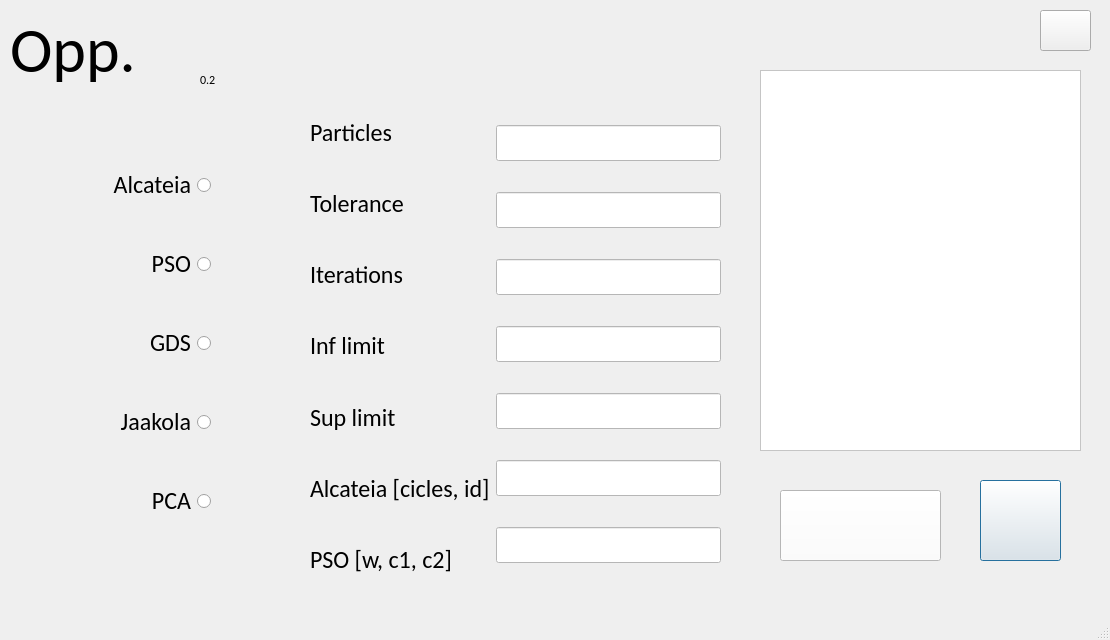
This is opp_gui.ui in LukeKort/Opp as Qt 5 draws it before an edit. The edited form follows.
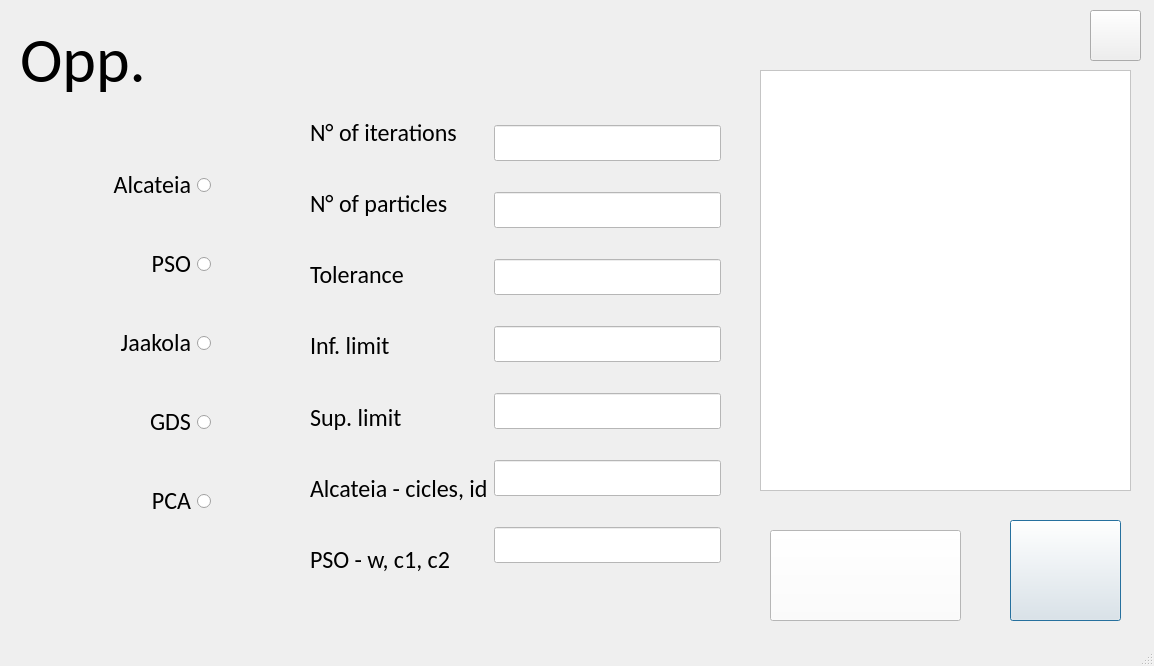
This is the edited form. Icons and pictures are not drawn.

Patch:
```diff
--- a/opp_gui.ui
+++ b/opp_gui.ui
@@ -9,22 +9,10 @@
    <rect>
     <x>0</x>
     <y>0</y>
-    <width>1110</width>
-    <height>640</height>
+    <width>1154</width>
+    <height>666</height>
    </rect>
   </property>
-  <property name="minimumSize">
-   <size>
-    <width>1110</width>
-    <height>640</height>
-   </size>
-  </property>
-  <property name="maximumSize">
-   <size>
-    <width>1110</width>
-    <height>640</height>
-   </size>
-  </property>
   <property name="windowTitle">
    <string>MainWindow</string>
   </property>
@@ -35,8 +23,8 @@
    <widget class="QLabel" name="Opp_title">
     <property name="geometry">
      <rect>
-      <x>10</x>
-      <y>-10</y>
+      <x>20</x>
+      <y>0</y>
       <width>181</width>
       <height>121</height>
      </rect>
@@ -56,10 +44,10 @@
    <widget class="QPushButton" name="help_button">
     <property name="geometry">
      <rect>
-      <x>1040</x>
+      <x>1090</x>
       <y>10</y>
       <width>51</width>
-      <height>41</height>
+      <height>51</height>
      </rect>
     </property>
     <property name="styleSheet">
@@ -74,8 +62,8 @@
      <rect>
       <x>760</x>
       <y>70</y>
-      <width>321</width>
-      <height>381</height>
+      <width>371</width>
+      <height>421</height>
      </rect>
     </property>
     <property name="styleSheet">
@@ -85,10 +73,10 @@
    <widget class="QPushButton" name="edit_function_button">
     <property name="geometry">
      <rect>
-      <x>780</x>
-      <y>490</y>
-      <width>161</width>
-      <height>71</height>
+      <x>770</x>
+      <y>530</y>
+      <width>191</width>
+      <height>91</height>
      </rect>
     </property>
     <property name="acceptDrops">
@@ -105,10 +93,10 @@
    <widget class="QPushButton" name="play_button">
     <property name="geometry">
      <rect>
-      <x>980</x>
-      <y>480</y>
-      <width>81</width>
-      <height>81</height>
+      <x>1010</x>
+      <y>520</y>
+      <width>111</width>
+      <height>101</height>
      </rect>
     </property>
     <property name="mouseTracking">
@@ -187,28 +175,6 @@
        </property>
       </widget>
      </item>
-     <item>
-      <widget class="QRadioButton" name="grad_desc_stoc">
-       <property name="font">
-        <font>
-         <family>Calibri</family>
-         <pointsize>18</pointsize>
-        </font>
-       </property>
-       <property name="acceptDrops">
-        <bool>false</bool>
-       </property>
-       <property name="layoutDirection">
-        <enum>Qt::RightToLeft</enum>
-       </property>
-       <property name="text">
-        <string>GDS</string>
-       </property>
-       <property name="autoExclusive">
-        <bool>false</bool>
-       </property>
-      </widget>
-     </item>
      <item>
       <widget class="QRadioButton" name="jaakola">
        <property name="font">
@@ -231,6 +197,28 @@
        </property>
       </widget>
      </item>
+     <item>
+      <widget class="QRadioButton" name="grad_desc_stoc">
+       <property name="font">
+        <font>
+         <family>Calibri</family>
+         <pointsize>18</pointsize>
+        </font>
+       </property>
+       <property name="acceptDrops">
+        <bool>false</bool>
+       </property>
+       <property name="layoutDirection">
+        <enum>Qt::RightToLeft</enum>
+       </property>
+       <property name="text">
+        <string>GDS</string>
+       </property>
+       <property name="autoExclusive">
+        <bool>false</bool>
+       </property>
+      </widget>
+     </item>
      <item>
       <widget class="QRadioButton" name="pca">
        <property name="font">
@@ -272,6 +260,19 @@
     <layout class="QHBoxLayout" name="horizontalLayout">
      <item>
       <layout class="QVBoxLayout" name="verticalLayout_2">
+       <item>
+        <widget class="QLabel" name="iterations_lb">
+         <property name="font">
+          <font>
+           <family>Calibri</family>
+           <pointsize>18</pointsize>
+          </font>
+         </property>
+         <property name="text">
+          <string>N° of iterations</string>
+         </property>
+        </widget>
+       </item>
        <item>
         <widget class="QLabel" name="particles_lb">
          <property name="font">
@@ -281,7 +282,7 @@
           </font>
          </property>
          <property name="text">
-          <string>Particles</string>
+          <string>N° of particles</string>
          </property>
         </widget>
        </item>
@@ -298,19 +299,6 @@
          </property>
         </widget>
        </item>
-       <item>
-        <widget class="QLabel" name="iterations_lb">
-         <property name="font">
-          <font>
-           <family>Calibri</family>
-           <pointsize>18</pointsize>
-          </font>
-         </property>
-         <property name="text">
-          <string>Iterations</string>
-         </property>
-        </widget>
-       </item>
        <item>
         <widget class="QLabel" name="inf_limit_lb">
          <property name="font">
@@ -320,7 +308,7 @@
           </font>
          </property>
          <property name="text">
-          <string>Inf limit</string>
+          <string>Inf. limit</string>
          </property>
         </widget>
        </item>
@@ -333,7 +321,7 @@
           </font>
          </property>
          <property name="text">
-          <string>Sup limit</string>
+          <string>Sup. limit</string>
          </property>
         </widget>
        </item>
@@ -346,7 +334,7 @@
           </font>
          </property>
          <property name="text">
-          <string>Alcateia [cicles, id]</string>
+          <string>Alcateia - cicles, id</string>
          </property>
         </widget>
        </item>
@@ -359,7 +347,7 @@
           </font>
          </property>
          <property name="text">
-          <string>PSO [w, c1, c2]</string>
+          <string>PSO - w, c1, c2</string>
          </property>
         </widget>
        </item>
@@ -367,6 +355,18 @@
      </item>
      <item>
       <layout class="QVBoxLayout" name="verticalLayout_3">
+       <item>
+        <widget class="QLineEdit" name="n_iterations">
+         <property name="font">
+          <font>
+           <pointsize>18</pointsize>
+          </font>
+         </property>
+         <property name="styleSheet">
+          <string notr="true">background-color: rgb(255, 255, 255);</string>
+         </property>
+        </widget>
+       </item>
        <item>
         <widget class="QLineEdit" name="n_particles">
          <property name="font">
@@ -391,18 +391,6 @@
          </property>
         </widget>
        </item>
-       <item>
-        <widget class="QLineEdit" name="n_iterations">
-         <property name="font">
-          <font>
-           <pointsize>18</pointsize>
-          </font>
-         </property>
-         <property name="styleSheet">
-          <string notr="true">background-color: rgb(255, 255, 255);</string>
-         </property>
-        </widget>
-       </item>
        <item>
         <widget class="QLineEdit" name="vector_inf_limit">
          <property name="font">
@@ -455,26 +443,6 @@
      </item>
     </layout>
    </widget>
-   <widget class="QLabel" name="version_number">
-    <property name="geometry">
-     <rect>
-      <x>200</x>
-      <y>70</y>
-      <width>31</width>
-      <height>19</height>
-     </rect>
-    </property>
-    <property name="font">
-     <font>
-      <family>Calibri</family>
-      <weight>50</weight>
-      <bold>false</bold>
-     </font>
-    </property>
-    <property name="text">
-     <string>0.2</string>
-    </property>
-   </widget>
   </widget>
   <widget class="QMenuBar" name="menubar">
    <property name="geometry">
```
Left out of the diff: 7 changed lines with no effect on the pictures.
